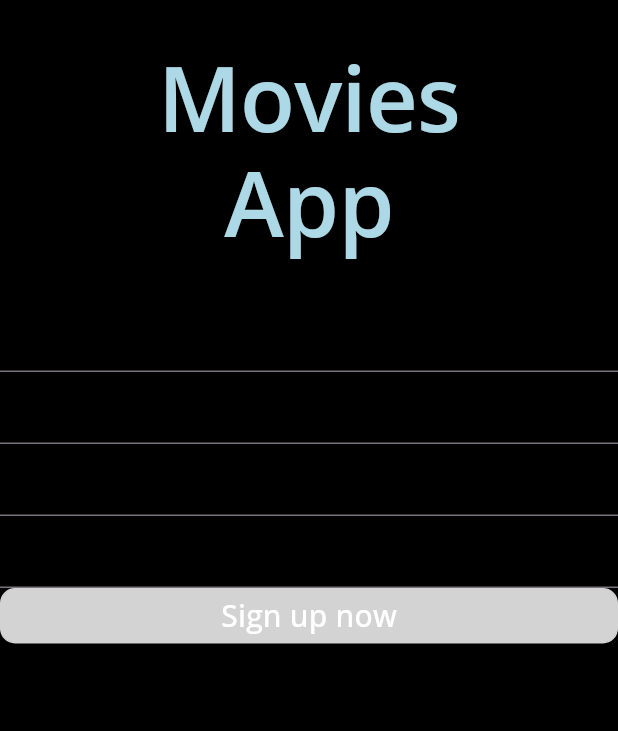
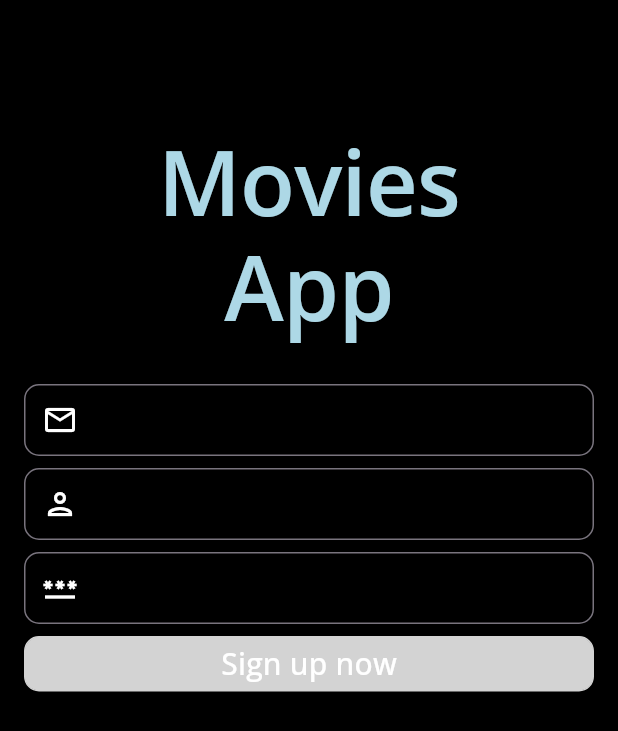
Before and after one commit to anvuive456/flutter_movie_app, a Flutter app: the SignUpScreen screen opened by its route, on a phone screen of 412 x 824 dp. Shown: the top 731 px of the screen. Run offline on Flutter 3.47's test engine with Material 3 defaults, Android fonts, the phone set to English and light mode, and no system bars; drawn by our look-alikes of reactive_forms; our stand-ins replace bloc, bot_toast, cached_network_image, dio, equatable, expandable_text and 10 more; missing offline and left inert: mockito; accounts and stored records are empty; network calls fail; statements that could not run were skipped.

Commit message:
- add sign up

```diff
--- a/lib/core/ui/app_strings.dart
+++ b/lib/core/ui/app_strings.dart
@@ -4,6 +4,7 @@ abstract final class AppStrings {
   static const String labelMovieDescription ='Plot';
 
   static const String labelMovieGenre='Genres';
+  static const String labelContentRating='Content rating';
 
   static const String labelMovieActors='Actors';
 
@@ -29,6 +30,8 @@ abstract final class AppStrings {
   static const String AVATAR_HERO_TAG='AVATAR_HERO';
 
   static const String labelSignOut = 'Sign out';
+
+  static const String errUserNotFoundOrHaveNotSignedUp ='User not found or you have not signed up';
   static  String labelMyWishlistWithCount(int count)=>'My wish list ($count)';
 
 
--- a/lib/presentation/auth/bloc/auth_state.dart
+++ b/lib/presentation/auth/bloc/auth_state.dart
@@ -5,19 +5,23 @@ enum AuthStatus { authenticated, unauthenticated }
 class AuthState extends Equatable {
   final bool loading;
   final AuthStatus status;
+  final String? message;
   const AuthState({
     this.loading = true,
+    this.message,
     this.status = AuthStatus.unauthenticated,
   });
 
   @override
-  List<Object?> get props => [loading, status];
+  List<Object?> get props => [loading, status,message];
 
   AuthState copyWith({
     bool? loading,
     AuthStatus? status,
+    String? message,
   }) {
     return AuthState(
+      message: message,
       loading: loading ?? this.loading,
       status: status ?? this.status,
     );
--- a/lib/presentation/auth/screen/sign_up_screen.dart
+++ b/lib/presentation/auth/screen/sign_up_screen.dart
@@ -1,8 +1,13 @@
 import 'package:flutter/material.dart';
 import 'package:flutter_bloc/flutter_bloc.dart';
+import 'package:go_router/go_router.dart';
 import 'package:movie_app/core/common_widget/app_button.dart';
+import 'package:movie_app/core/extensions.dart';
+import 'package:movie_app/core/toast_service.dart';
 import 'package:movie_app/core/ui/app_strings.dart';
+import 'package:movie_app/core/ui/custom_decoration.dart';
 import 'package:movie_app/presentation/auth/bloc/auth_cubit.dart';
+import 'package:movie_app/presentation/movie/screen/all_movies_screen.dart';
 import 'package:reactive_forms/reactive_forms.dart';
 
 import '../widget/app_title_widget.dart';
@@ -17,18 +22,15 @@ class SignUpScreen extends StatefulWidget {
 }
 
 class _SignUpScreenState extends State<SignUpScreen> {
-  final formGroup = FormGroup({
+  final formGroup = FormGroup(
+    {
       'email': FormControl<String>(
           validators: [Validators.required, Validators.email]),
-    'name': FormControl<String>(
-        validators: [Validators.required, Validators.minLength(10)]),
+      'name': FormControl<String>(validators: [Validators.required]),
       'password': FormControl<String>(
           validators: [Validators.required, Validators.minLength(8)]),
-    'confirm_password': FormControl<String>(validators: [Validators.required]),
-  }, validators: [
-    //validator for matching confirm password and password field
-    Validators.mustMatch('password', 'confirm_password')
-  ]);
+    },
+  );
 
   late AuthCubit _authCubit;
 
@@ -45,12 +47,16 @@ class _SignUpScreenState extends State<SignUpScreen> {
   }
 
   final _showPasswordNotifier = ValueNotifier(false);
-  final _showConfirmPasswordNotifier = ValueNotifier(false);
 
   @override
   Widget build(BuildContext context) {
-    return Scaffold(
-      body: ReactiveForm(
+    return GestureDetector(
+      onTap: context.unFocus,
+      child: Scaffold(
+        appBar: AppBar(),
+        body: SingleChildScrollView(
+          padding: const EdgeInsets.symmetric(horizontal: 16),
+          child: ReactiveForm(
             formGroup: formGroup,
             child: Column(
               children: [
@@ -58,29 +64,47 @@ class _SignUpScreenState extends State<SignUpScreen> {
                 ReactiveTextField<String>(
                   keyboardType: TextInputType.emailAddress,
                   formControlName: 'email',
+                  decoration: CustomDecorations.fieldDecoration(
+                      prefix: Icon(Icons.email_outlined)),
                 ),
+                const SizedBox(height: 8),
                 ReactiveTextField<String>(
                   formControlName: 'name',
+                  decoration: CustomDecorations.fieldDecoration(
+                      prefix: Icon(Icons.person_outlined)),
                 ),
+                const SizedBox(height: 8),
                 ReactiveTextField<String>(
                   formControlName: 'password',
                   obscureText: true,
+                  decoration: CustomDecorations.fieldDecoration(
+                    prefix: Icon(Icons.password_outlined),
                   ),
-            ReactiveTextField<String>(
-              formControlName: 'confirm_password',
-              obscureText: true,
                 ),
-            BlocBuilder<AuthCubit, AuthState>(
+                const SizedBox(height: 8),
+                BlocConsumer<AuthCubit, AuthState>(
                   bloc: _authCubit,
                   builder: (context, state) {
                     return FormSubmitButton(
+                      form: formGroup,
                       onTap: _onSignUp,
                       loading: state.loading,
                       label: AppStrings.labelSignUp,
                     );
                   },
+                  listener: (BuildContext context, AuthState state) {
+                    if (state.message != null) {
+                      ToastService.showError(state.message!);
+                      return;
+                    }
+                    if (state.status == AuthStatus.authenticated) {
+                      context.goNamed(AllMoviesScreen.routeName);
+                    }
+                  },
                 ),
               ],
+            ),
+          ),
         ),
       ),
     );
@@ -88,6 +112,7 @@ class _SignUpScreenState extends State<SignUpScreen> {
 
   void _onSignUp() async {
     if (formGroup.valid) {
+      context.unFocus();
       final email = formGroup.value['email'] as String;
       final password = formGroup.value['password'] as String;
       _authCubit.signUpWithEmailPassword(email: email, password: password);
```
Also changed, not shown: lib/core/toast_service.dart (+7 -0 lines), lib/presentation/auth/bloc/auth_cubit.dart (+15 -3 lines), lib/presentation/auth/screen/sign_in_screen.dart (+15 -1 lines). Lines whose indentation alone changed are shown as unchanged.
